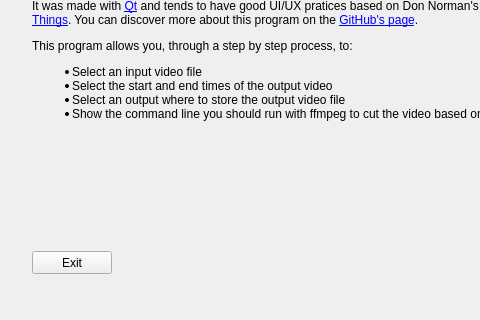
Old version of the form ffmpeg-ui/mainwindow.ui in the repository heig-vd-ihm2017/ffmpeg-ui; both pictures show x 0 to 480 and y 160 to 480 of the 640 by 480 pixel window.
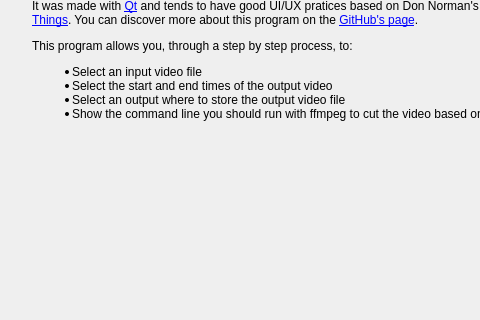
New version of the form.

Commit message: Created the summary & result windows

What changed in the file:
```diff
--- a/ffmpeg-ui/mainwindow.ui
+++ b/ffmpeg-ui/mainwindow.ui
@@ -110,19 +110,6 @@
             <string>Next</string>
            </property>
           </widget>
-          <widget class="QPushButton" name="exit">
-           <property name="geometry">
-            <rect>
-             <x>10</x>
-             <y>370</y>
-             <width>80</width>
-             <height>23</height>
-            </rect>
-           </property>
-           <property name="text">
-            <string>Exit</string>
-           </property>
-          </widget>
          </widget>
         </item>
        </layout>
```
The commit also changes 6 other files.
